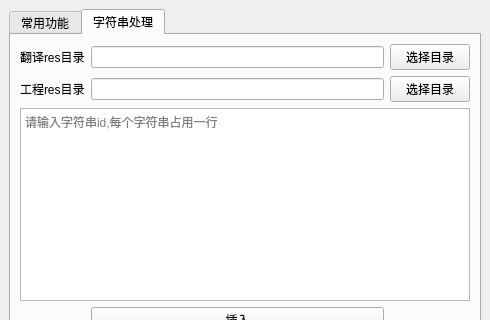
Before: the Qt Designer form mainwindow.ui in qianmang2/AndroidAssist, drawn with Qt 5; both pictures show x 0 to 490 and y 0 to 320 of the 490 by 572 pixel window.
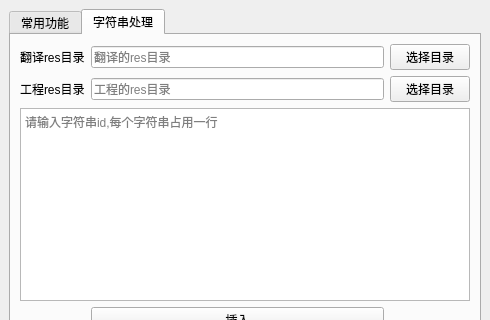
After: the same form once the commit is applied. The open tabs and pages were chosen to show the change.

Commit message: 优化输入提示

```diff
--- a/mainwindow.ui
+++ b/mainwindow.ui
@@ -147,7 +147,11 @@
          </widget>
         </item>
         <item row="0" column="1">
-         <widget class="QLineEdit" name="leTranslatePath"/>
+         <widget class="QLineEdit" name="leTranslatePath">
+          <property name="placeholderText">
+           <string>翻译的res目录</string>
+          </property>
+         </widget>
         </item>
         <item row="0" column="2">
          <widget class="QPushButton" name="pbTranslatePath">
@@ -164,7 +168,11 @@
          </widget>
         </item>
         <item row="1" column="1">
-         <widget class="QLineEdit" name="leProjectPath"/>
+         <widget class="QLineEdit" name="leProjectPath">
+          <property name="placeholderText">
+           <string>工程的res目录</string>
+          </property>
+         </widget>
         </item>
         <item row="1" column="2">
          <widget class="QPushButton" name="pbProjectPath">
```
